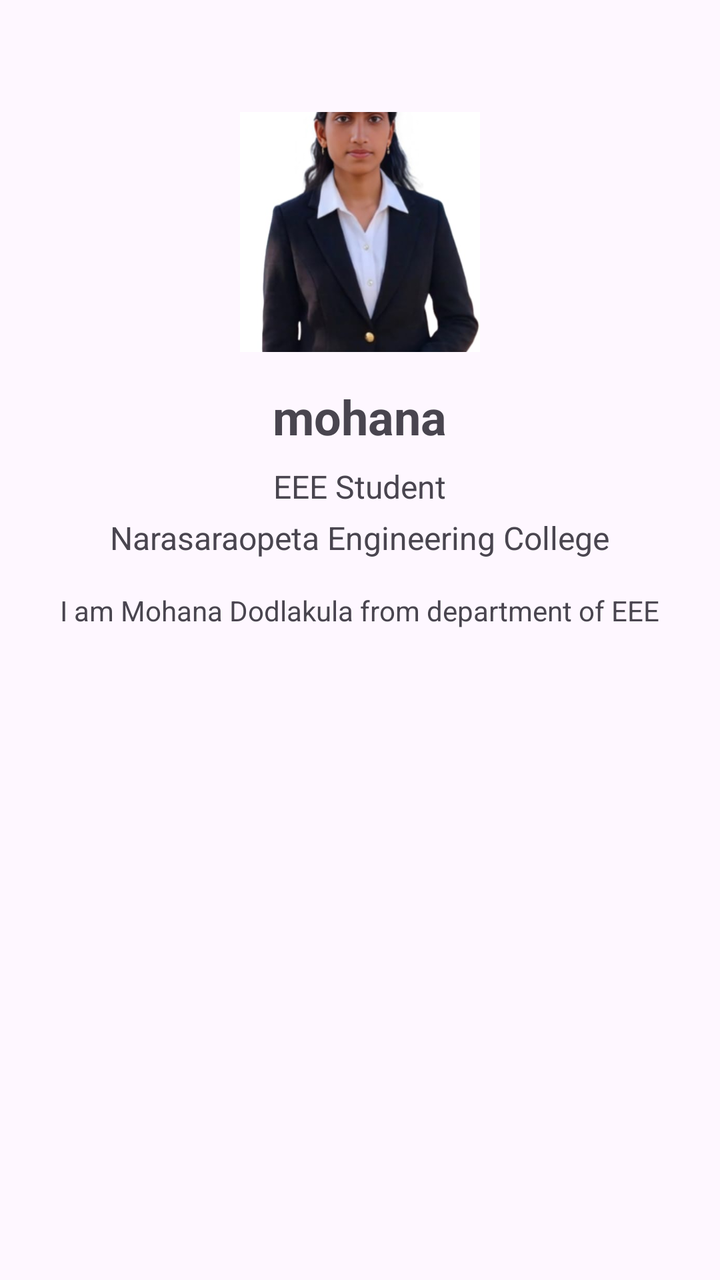
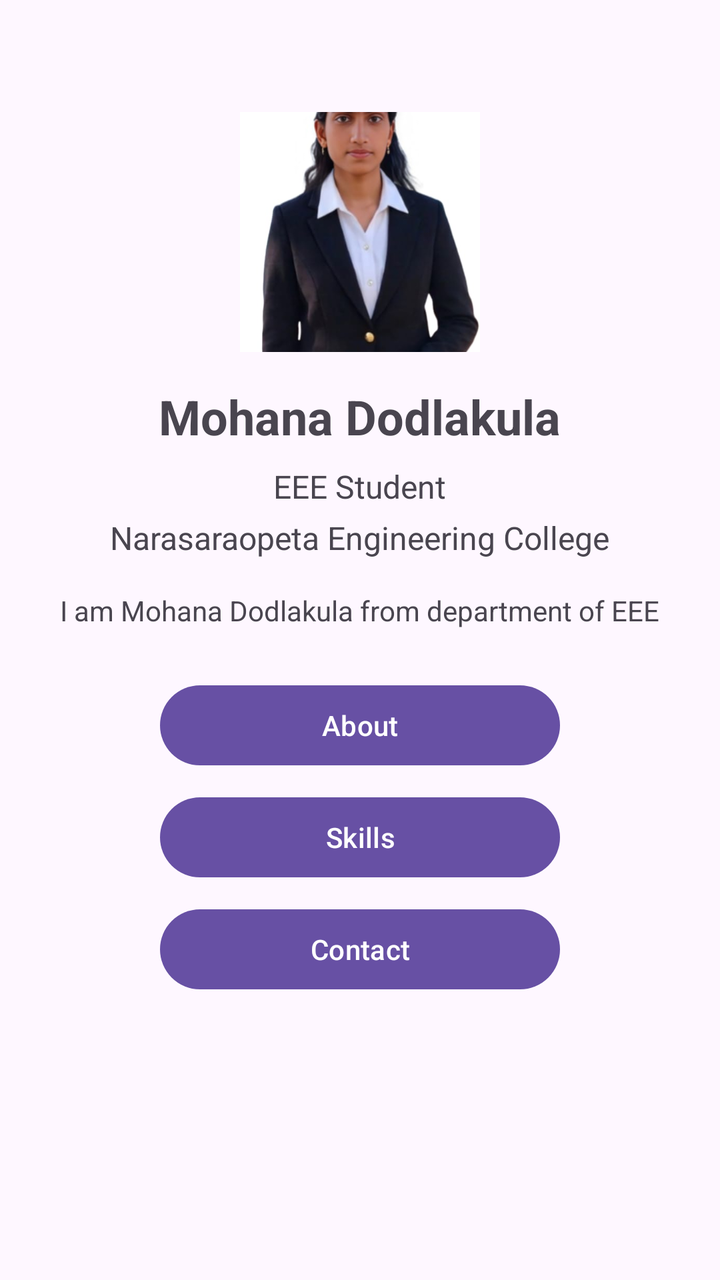

An Android layout rendered at two revisions. The XML below is the earlier revision; the diff shows what the commit changed to produce the second picture.
<!-- AndroidManifest.xml: application theme Theme.PersonalProfile -->
<!-- res/layout/activity_main.xml -->
<?xml version="1.0" encoding="utf-8"?>
<LinearLayout xmlns:android="http://schemas.android.com/apk/res/android"
    android:id="@+id/main"
    android:layout_width="match_parent"
    android:layout_height="match_parent"
    android:orientation="vertical"
    android:gravity="center_horizontal"
    android:padding="24dp">

    <ImageView
        android:id="@+id/imgProfile"
        android:layout_width="120dp"
        android:layout_height="120dp"
        android:layout_marginTop="32dp"
        android:src="@drawable/profile"
        android:scaleType="centerCrop"/>

    <TextView
        android:id="@+id/tvName"
        android:layout_width="wrap_content"
        android:layout_height="wrap_content"
        android:layout_marginTop="16dp"
        android:text="mohana"
        android:textSize="24sp"
        android:textStyle="bold" />

    <TextView
        android:id="@+id/tvBranch"
        android:layout_width="wrap_content"
        android:layout_height="wrap_content"
        android:layout_marginTop="8dp"
        android:text="EEE Student"
        android:textSize="16sp" />

    <TextView
        android:id="@+id/tvCollege"
        android:layout_width="wrap_content"
        android:layout_height="wrap_content"
        android:layout_marginTop="4dp"
        android:text="Narasaraopeta Engineering College"
        android:textSize="16sp" />

    <TextView
        android:id="@+id/tvBio"
        android:layout_width="wrap_content"
        android:layout_height="wrap_content"
        android:layout_marginTop="16dp"
        android:text="I am Mohana Dodlakula from department of EEE"
        android:textSize="14sp" />

</LinearLayout>
<!-- resources referenced by this layout -->
<resources>
  <!-- drawable profile: jpeg bitmap (drawable, 19437 bytes) -->
  <style name="Theme.PersonalProfile" parent="Base.Theme.PersonalProfile" />
  <style name="Base.Theme.PersonalProfile" parent="Theme.Material3.DayNight.NoActionBar">
          
          
      </style>
</resources>

<!-- the commit's change to res/layout/activity_main.xml (unified diff, before → after) -->
@@ -20,7 +20,7 @@
         android:layout_width="wrap_content"
         android:layout_height="wrap_content"
         android:layout_marginTop="16dp"
-        android:text="mohana"
+        android:text="Mohana Dodlakula"
         android:textSize="24sp"
         android:textStyle="bold" />
 
@@ -47,5 +47,24 @@
         android:layout_marginTop="16dp"
         android:text="I am Mohana Dodlakula from department of EEE"
         android:textSize="14sp" />
+    <com.google.android.material.button.MaterialButton
+        android:id="@+id/btnAbout"
+        android:layout_width="200dp"
+        android:layout_height="wrap_content"
+        android:layout_marginTop="24dp"
+        android:text="About" />
 
+    <com.google.android.material.button.MaterialButton
+        android:id="@+id/btnSkills"
+        android:layout_width="200dp"
+        android:layout_height="wrap_content"
+        android:layout_marginTop="8dp"
+        android:text="Skills" />
+
+    <com.google.android.material.button.MaterialButton
+        android:id="@+id/btnContact"
+        android:layout_width="200dp"
+        android:layout_height="wrap_content"
+        android:layout_marginTop="8dp"
+        android:text="Contact" />
 </LinearLayout>
